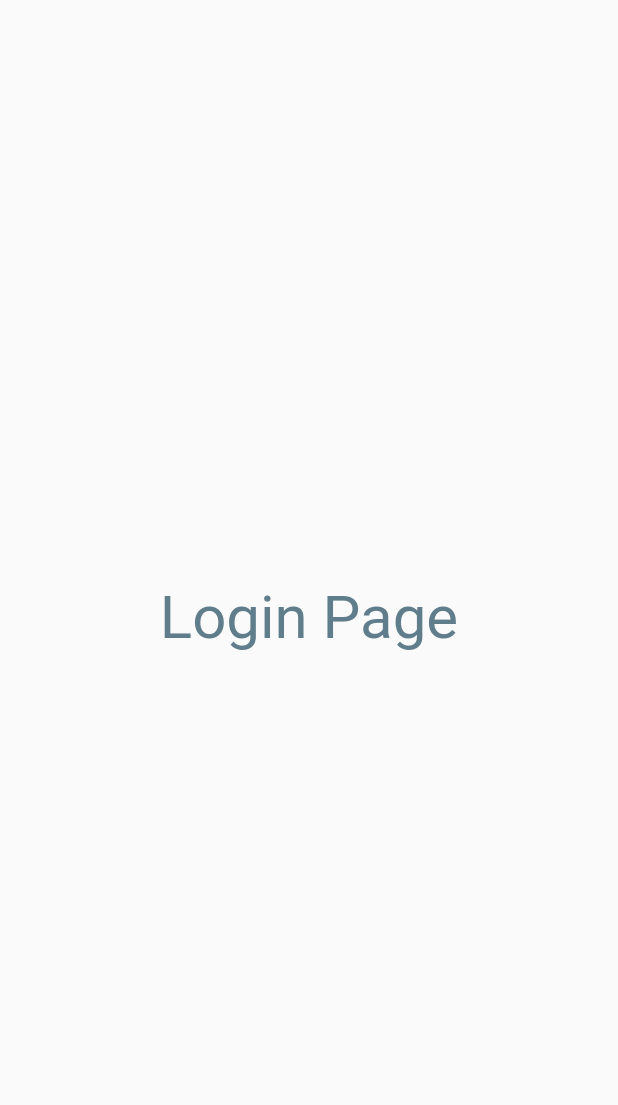
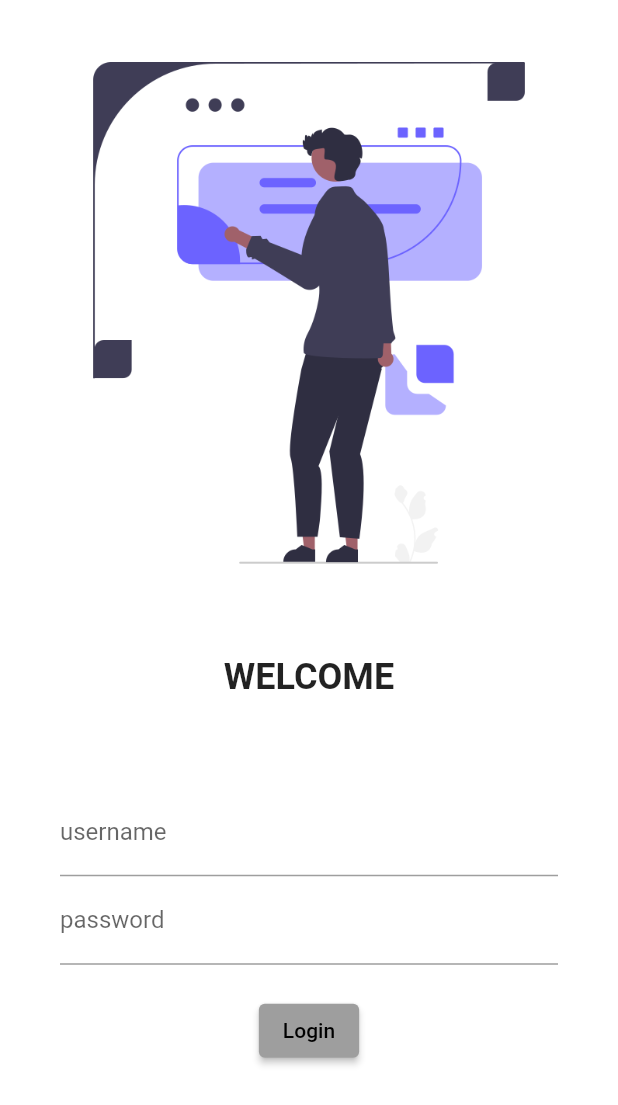
Before and after one commit to AqibRasheed5103/30daysofflutter, a Flutter app: the screen it shows after launch, on a phone screen of 412 x 824 dp. Shown: the top 1105 px of the screen. Run offline on Flutter 3.47's test engine with Material 2 defaults, Android fonts, the phone set to English and light mode, and no system bars; our stand-ins replace google_fonts.

Commit message:
day 4 completed

```diff
--- a/lib/main.dart
+++ b/lib/main.dart
@@ -1,6 +1,7 @@
 import 'package:flutter/material.dart';
 import 'package:flutter_catalog/pages/home_page.dart';
 import 'package:flutter_catalog/pages/login_page.dart';
+import 'package:google_fonts/google_fonts.dart';
 
 void main() {
   runApp(const Aqib());
@@ -15,6 +16,7 @@ class Aqib extends StatelessWidget {
       themeMode: ThemeMode.light,
       theme: ThemeData(primarySwatch: Colors.grey),
       darkTheme: ThemeData(
+        fontFamily: GoogleFonts.lato().fontFamily,
         brightness: Brightness.dark,
       ),
       routes: {
--- a/lib/pages/login_page.dart
+++ b/lib/pages/login_page.dart
@@ -6,15 +6,56 @@ class Loginpage extends StatelessWidget {
   @override
   Widget build(BuildContext context) {
     return Material(
-      child: Center(
-        child: Text(
-          "Login Page",
-          style: TextStyle(
-            fontSize: 40,
-            color: Colors.blueGrey,
-          ),
-        ),
-      ),
-    );
+        color: Colors.white,
+        child: Column(
+          children: [
+            Image.asset(
+              "assets/images/R.png",
+              fit: BoxFit.cover,
+            ),
+            SizedBox(
+              height: 20,
+            ),
+            Text(
+              "WELCOME",
+              style: TextStyle(
+                fontSize: 24,
+                fontWeight: FontWeight.bold,
+              ),
+            ),
+            SizedBox(
+              height: 20,
+            ),
+            Padding(
+              padding: const EdgeInsets.symmetric(vertical: 40, horizontal: 40),
+              child: Column(
+                children: [
+                  TextFormField(
+                    decoration: InputDecoration(
+                      hintText: "input username",
+                      labelText: "username",
+                    ),
+                  ),
+                  TextFormField(
+                    obscureText: true,
+                    decoration: InputDecoration(
+                      hintText: "input Pasword",
+                      labelText: "password",
+                    ),
+                  ),
+                  SizedBox(
+                    height: 20,
+                  ),
+                  ElevatedButton(
+                      child: Text("Login"),
+                      style: TextButton.styleFrom(),
+                      onPressed: () {
+                        print("HELLO FLUTTER");
+                      })
+                ],
+              ),
+            )
+          ],
+        ));
   }
 }
```
Also changed, not shown: pubspec.yaml (+5 -3 lines), assets/images/R.png (added), pubspec.lock, 1 other file.
